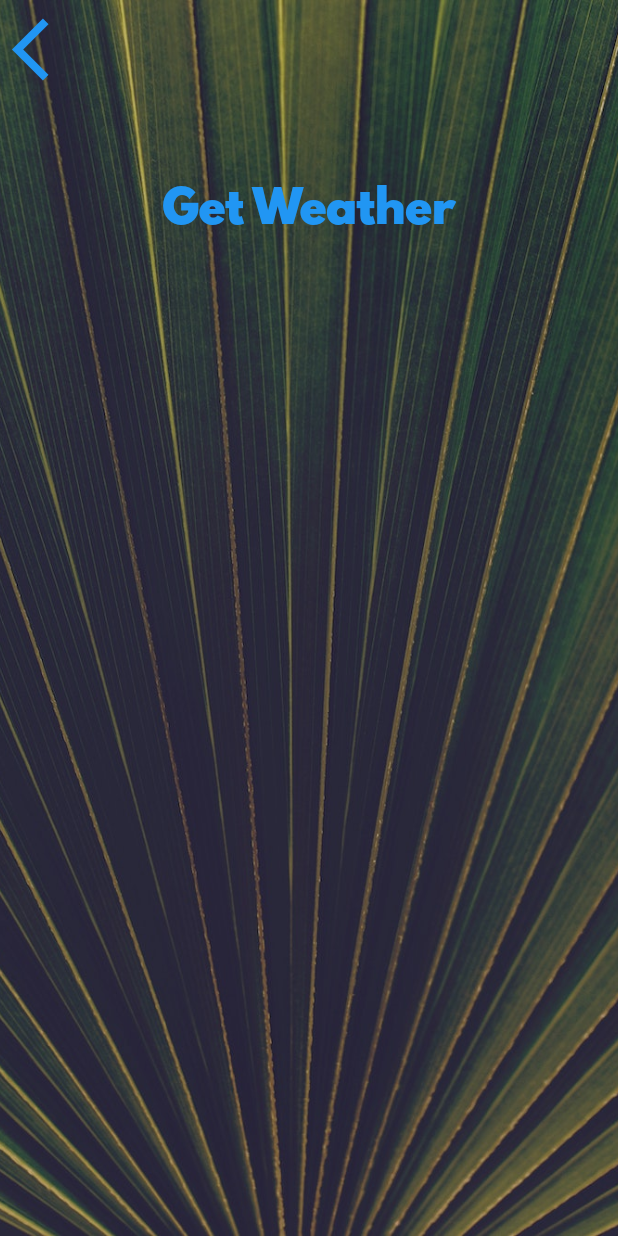
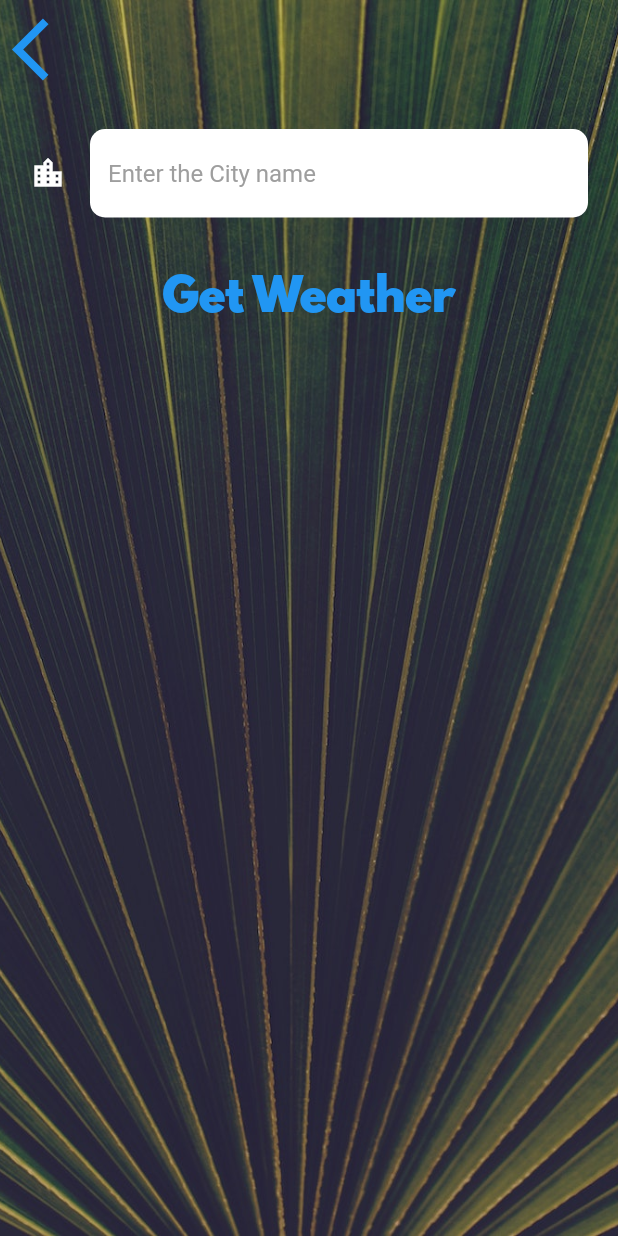
Before and after one commit to tauheed0007/weatherfullycompleted, a Flutter app: the CityScreen screen opened directly, on a phone screen of 412 x 824 dp. Run offline on Flutter 3.47's test engine with Material 2 defaults, Android fonts, the phone set to English and light mode, and no system bars; our stand-ins replace flutter_spinkit, geolocator.

```diff
--- a/lib/screens/city_screen.dart
+++ b/lib/screens/city_screen.dart
@@ -1,5 +1,6 @@
 import 'package:flutter/material.dart';
 import '../utilities/constants.dart';
+import 'location_screen.dart';
 
 class CityScreen extends StatefulWidget {
   @override
@@ -7,6 +8,8 @@ class CityScreen extends StatefulWidget {
 }
 
 class _CityScreenState extends State<CityScreen> {
+
+  late String cityName;
   @override
   Widget build(BuildContext context) {
     return Scaffold(
@@ -24,7 +27,9 @@ class _CityScreenState extends State<CityScreen> {
               Align(
                 alignment: Alignment.topLeft,
                 child: TextButton(
-                  onPressed: () {},
+                  onPressed: () {
+                    Navigator.pop(context);
+                  },
                   child: Icon(
                     Icons.arrow_back_ios,
                     size: 50.0,
@@ -33,10 +38,20 @@ class _CityScreenState extends State<CityScreen> {
               ),
               Container(
                 padding: EdgeInsets.all(20.0),
-                child: null,
+                child: TextField(
+                  onChanged: (value) {
+                    cityName = value;
+                  },
+                  style: TextStyle(
+                    color: Colors.black,
+                  ),
+                  decoration: kTextFieldInputDecoration,
+                ),
               ),
               TextButton(
-                onPressed: () {},
+                onPressed: () {
+                  Navigator.pop(context, cityName);
+                },
                 child: Text(
                   'Get Weather',
                   style: kButtonTextStyle,
--- a/lib/utilities/constants.dart
+++ b/lib/utilities/constants.dart
@@ -7,7 +7,7 @@ const kTempTextStyle = TextStyle(
 
 const kMessageTextStyle = TextStyle(
   fontFamily: 'Spartan MB',
-  fontSize: 60.0,
+  fontSize: 40.0,
 );
 
 const kButtonTextStyle = TextStyle(
@@ -18,3 +18,21 @@ const kButtonTextStyle = TextStyle(
 const kConditionTextStyle = TextStyle(
   fontSize: 100.0,
 );
+const kTextFieldInputDecoration = InputDecoration(
+  filled: true,
+  fillColor: Colors.white,
+  icon: Icon(
+    Icons.location_city,
+    color: Colors.white,
+  ),
+  hintText: 'Enter the City name',
+  hintStyle: TextStyle(
+    color: Colors.grey,
+  ),
+  border: OutlineInputBorder(
+    borderRadius: BorderRadius.all(
+      Radius.circular(10.0),
+    ),
+    borderSide: BorderSide.none,
+  ),
+);
```
Also changed, not shown: lib/screens/loading_screen.dart (+3 -15 lines), lib/screens/location_screen.dart (+33 -7 lines), lib/services/weather.dart (+31 -0 lines).
